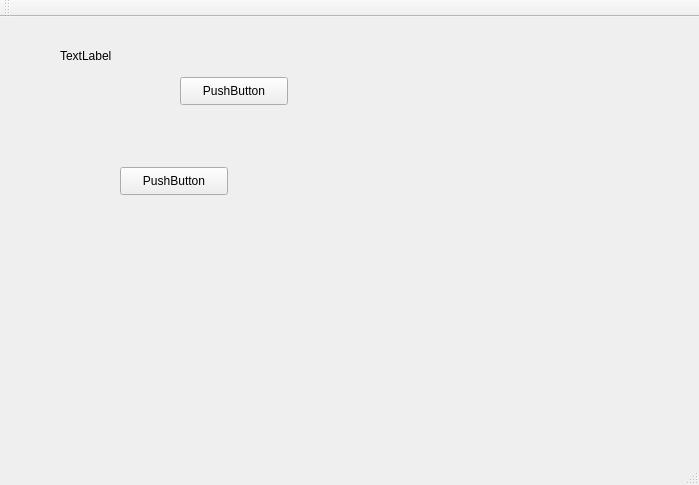
Old version of the form mainwindow.ui in the repository DomtronVox/space-factory.
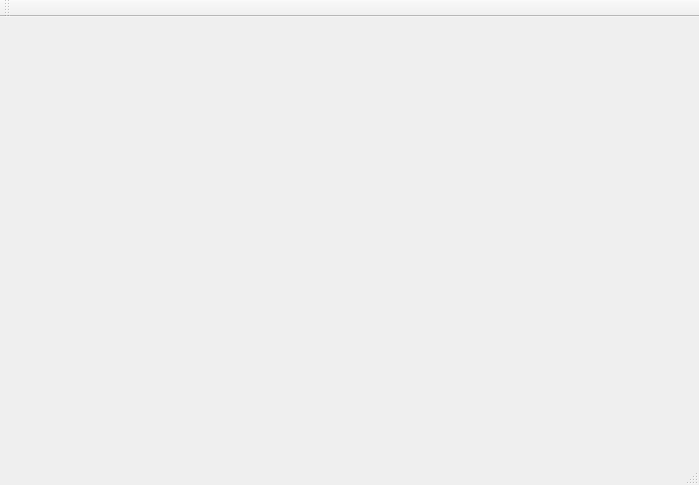
New version of the form. Icons and pictures are not drawn.

Commit message: I didn't see a background when I opened it, so I added the background by editing the style sheet of the central widget.

```diff
--- a/mainwindow.ui
+++ b/mainwindow.ui
@@ -14,45 +14,9 @@
    <string>MainWindow</string>
   </property>
   <widget class="QWidget" name="centralWidget">
-   <widget class="QLabel" name="label">
-    <property name="geometry">
-     <rect>
-      <x>60</x>
-      <y>30</y>
-      <width>80</width>
-      <height>18</height>
-     </rect>
-    </property>
-    <property name="text">
-     <string>TextLabel</string>
-    </property>
-   </widget>
-   <widget class="QPushButton" name="pushButton">
-    <property name="geometry">
-     <rect>
-      <x>180</x>
-      <y>60</y>
-      <width>108</width>
-      <height>28</height>
-     </rect>
-    </property>
-    <property name="text">
-     <string>PushButton</string>
-    </property>
-   </widget>
-   <widget class="QPushButton" name="glob">
-    <property name="geometry">
-     <rect>
-      <x>120</x>
-      <y>150</y>
-      <width>108</width>
-      <height>28</height>
-     </rect>
-    </property>
-    <property name="text">
-     <string>PushButton</string>
-    </property>
-   </widget>
+   <property name="styleSheet">
+    <string notr="true">background: url(:/images/space_background.png)</string>
+   </property>
   </widget>
   <widget class="QMenuBar" name="menuBar">
    <property name="geometry">
```
Left out of the diff: 2 changed lines with no effect on the pictures. The commit also changes 2 other files.
